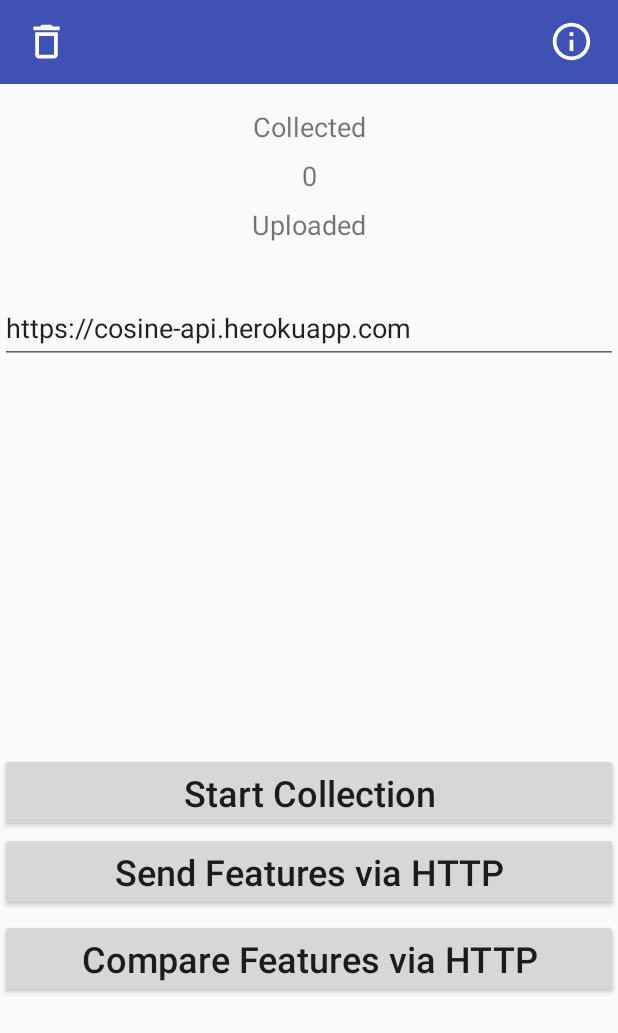
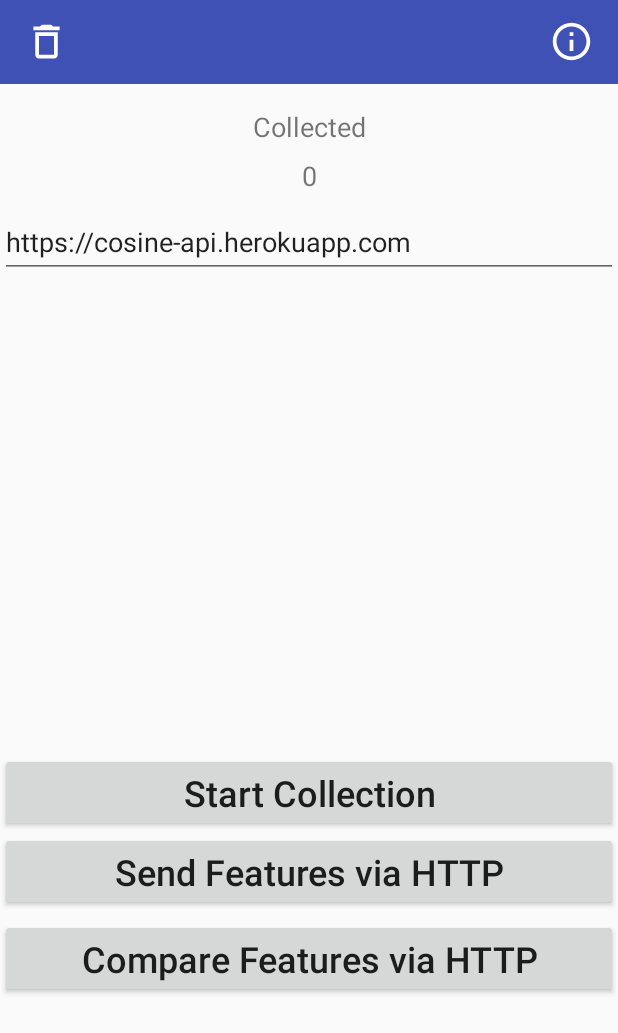
Before and after one commit to mattiadevivo/gaitauth-sample-app-android, an Android app: the fragment SendFeaturesFragment placed in its activity, after a tap on "Compare Features via HTTP", on a phone screen of 412 x 824 dp. Shown: the top 1033 px of the screen. Run offline under Robolectric (Android 15) with nearby library versions, the phone set to English and light mode, and no system bars; libraries missing offline, so code that uses them is left out: id.unify.sdk, org.apache.commons; 2 statements that could not run were skipped; 3 other taps on this screen came first.

```diff
--- a/app/src/main/java/id/unify/gaitauth_sample_app/MainActivity.java
+++ b/app/src/main/java/id/unify/gaitauth_sample_app/MainActivity.java
@@ -25,15 +25,8 @@ import androidx.appcompat.app.AppCompatActivity;
 import androidx.fragment.app.Fragment;
 import androidx.fragment.app.FragmentTransaction;
 
-import com.android.volley.Request;
-import com.android.volley.RequestQueue;
-import com.android.volley.Response;
-import com.android.volley.toolbox.JsonObjectRequest;
-import com.android.volley.toolbox.Volley;
 import com.google.common.base.Strings;
 import com.google.gson.Gson;
-
-import org.json.JSONException;
 
 import java.io.ByteArrayOutputStream;
 import java.io.IOException;
@@ -41,7 +34,6 @@ import java.nio.charset.StandardCharsets;
 import java.util.List;
 import java.util.UUID;
 import java.util.concurrent.atomic.AtomicBoolean;
-import java.util.concurrent.atomic.AtomicReference;
 
 import id.unify.gaitauth_sample_app.databinding.ActivityMainBinding;
 import id.unify.gaitauth_sample_app.fragments.FeatureCollectionFragment;
@@ -53,7 +45,6 @@ import id.unify.gaitauth_sample_app.fragments.SelectModelFragment;
 import id.unify.gaitauth_sample_app.fragments.SendFeaturesFragment;
 import id.unify.gaitauth_sample_app.fragments.TestingFragment;
 import id.unify.gaitauth_sample_app.models.CosineData;
-import id.unify.gaitauth_sample_app.models.FeatureData;
 import id.unify.sdk.core.CompletionHandler;
 import id.unify.sdk.core.UnifyID;
 import id.unify.sdk.core.UnifyIDConfig;
@@ -66,7 +57,6 @@ import id.unify.sdk.gaitauth.GaitAuthException;
 import id.unify.sdk.gaitauth.GaitFeature;
 import id.unify.sdk.gaitauth.GaitModel;
 import id.unify.sdk.gaitauth.GaitModelException;
-import okhttp3.FormBody;
 import okhttp3.MediaType;
 import okhttp3.OkHttpClient;
 
@@ -385,7 +375,6 @@ public class MainActivity
                 }
             }
             String base64String = Base64.encodeToString(outputStream.toByteArray(), Base64.DEFAULT);
-            System.out.println(base64String);
             String json = String.format("{\"features\":\"%s\"}", base64String);
             System.out.println(json);
             okhttp3.RequestBody body = okhttp3.RequestBody.create(
@@ -432,7 +421,6 @@ public class MainActivity
                 }
             }
             String base64String = Base64.encodeToString(outputStream.toByteArray(), Base64.DEFAULT);
-            System.out.println(base64String);
             String json = String.format("{\"features\":\"%s\"}", base64String);
             System.out.println(json);
             okhttp3.RequestBody body = okhttp3.RequestBody.create(
--- a/app/src/main/java/id/unify/gaitauth_sample_app/fragments/SendFeaturesFragment.java
+++ b/app/src/main/java/id/unify/gaitauth_sample_app/fragments/SendFeaturesFragment.java
@@ -124,9 +124,6 @@ public class SendFeaturesFragment extends Fragment {
                 }
                 // update UI needs to be in main thread
                 runOnUiThread(() -> {
-                    int currentUploadedCount = Preferences.getInt(Preferences.FEATURE_UPLOADED_COUNT);
-                    int newUploadedCount = currentUploadedCount + totalUploaded;
-                    Preferences.put(Preferences.FEATURE_UPLOADED_COUNT, newUploadedCount);
                     Preferences.put(Preferences.FEATURE_COLLECTED_COUNT, 0);
                     updateCollectedCountUI(0);
                 });
@@ -150,6 +147,9 @@ public class SendFeaturesFragment extends Fragment {
                 runOnUiThread(() -> {
                     Toast.makeText(context, String.format("Comparison result: %f", cosineSimilarity),
                             Toast.LENGTH_LONG).show();
+                    // Updates count
+                    Preferences.put(Preferences.FEATURE_COLLECTED_COUNT, 0);
+                    updateCollectedCountUI(0);
                 });
             });
         });
--- a/app/src/main/res/layout/fragment_send_features.xml
+++ b/app/src/main/res/layout/fragment_send_features.xml
@@ -25,22 +25,6 @@
             android:layout_width="match_parent"
             android:layout_height="wrap_content"
             android:layout_marginBottom="8dp"
-            android:textAlignment="center"
-            android:textSize="18sp" />
-
-        <TextView
-            android:id="@+id/uploadedLabel"
-            android:layout_width="match_parent"
-            android:layout_height="wrap_content"
-            android:layout_marginBottom="8dp"
-            android:text="@string/uploaded_label"
-            android:textAlignment="center"
-            android:textSize="18sp" />
-
-        <TextView
-            android:id="@+id/uploadedCount"
-            android:layout_width="match_parent"
-            android:layout_height="wrap_content"
             android:textAlignment="center"
             android:textSize="18sp" />
 
```
Also changed, not shown: app/src/main/java/id/unify/gaitauth_sample_app/models/FeatureData.java (deleted, +0 -17 lines).
